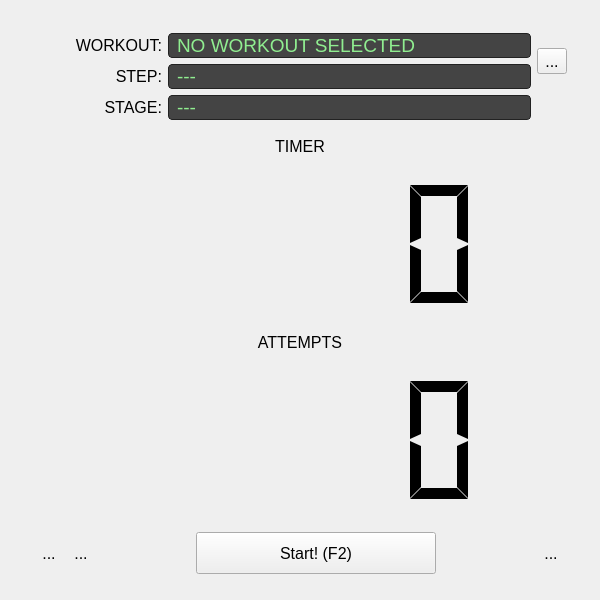
Above: src/ui/MainWindow.ui from antongus/kettlebell-timer before the change. Below: the same form after it.
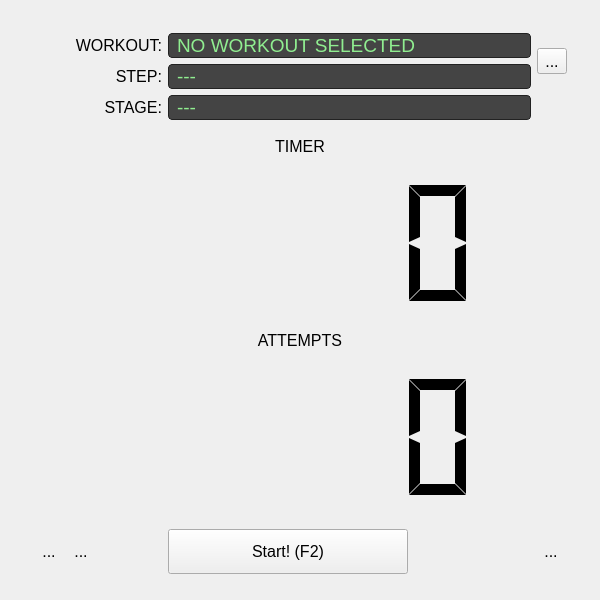
That is the form after the change. Icons and pictures are not drawn.

Commit message:
Add pause function to main window
I decided that pause function will be used more frequently than stop
function. And when the user wants to pause workout, he want to do this
as quick as possible. So I made BIG "Start/Pause" button, and added
a regular-sized "Stop" button.

Diff of the .ui file:
```diff
--- a/src/ui/MainWindow.ui
+++ b/src/ui/MainWindow.ui
@@ -448,6 +448,48 @@
             <property name="orientation">
              <enum>Qt::Horizontal</enum>
             </property>
+            <property name="sizeType">
+             <enum>QSizePolicy::Fixed</enum>
+            </property>
+            <property name="sizeHint" stdset="0">
+             <size>
+              <width>8</width>
+              <height>20</height>
+             </size>
+            </property>
+           </spacer>
+          </item>
+          <item>
+           <widget class="QToolButton" name="tbStop">
+            <property name="enabled">
+             <bool>false</bool>
+            </property>
+            <property name="toolTip">
+             <string>Stop (F4)</string>
+            </property>
+            <property name="icon">
+             <iconset resource="../../res/resource.qrc">
+              <normaloff>:/icons/stop.svg</normaloff>:/icons/stop.svg</iconset>
+            </property>
+            <property name="iconSize">
+             <size>
+              <width>38</width>
+              <height>38</height>
+             </size>
+            </property>
+            <property name="shortcut">
+             <string>F4</string>
+            </property>
+            <property name="autoRaise">
+             <bool>true</bool>
+            </property>
+           </widget>
+          </item>
+          <item>
+           <spacer name="horizontalSpacer_7">
+            <property name="orientation">
+             <enum>Qt::Horizontal</enum>
+            </property>
             <property name="sizeHint" stdset="0">
              <size>
               <width>131</width>
```
Left out of the diff: 6 changed lines with no effect on the pictures. The commit also changes 2 other files.
